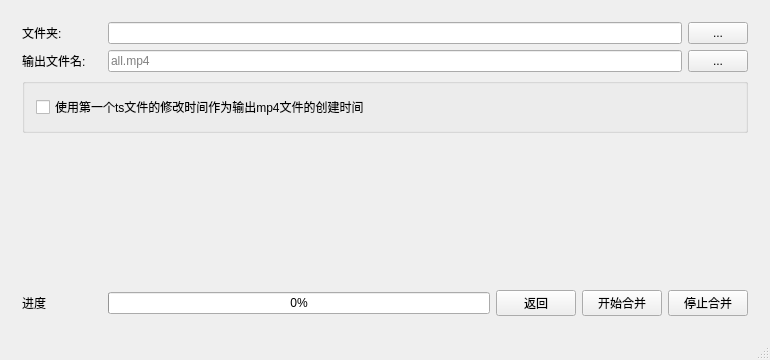
Qt form m3u8d-qt/mainwindow.ui (orestonce/m3u8d) before a commit.
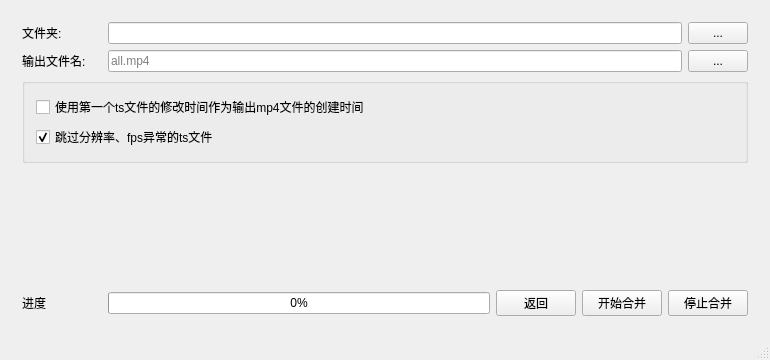
The same form after that commit. The open tabs and pages were chosen to show the change.

Commit message: 分析ts文件分辨率、fps，然后合并

```diff
--- a/m3u8d-qt/mainwindow.ui
+++ b/m3u8d-qt/mainwindow.ui
@@ -405,6 +405,16 @@
              </property>
             </widget>
            </item>
+           <item>
+            <widget class="QCheckBox" name="checkBox_SkipBadResolutionFps">
+             <property name="text">
+              <string>跳过分辨率、fps异常的ts文件</string>
+             </property>
+             <property name="checked">
+              <bool>true</bool>
+             </property>
+            </widget>
+           </item>
           </layout>
          </widget>
         </item>
```
Left out of the diff: 16 changed lines with no effect on the pictures. The commit also changes 8 other files.
